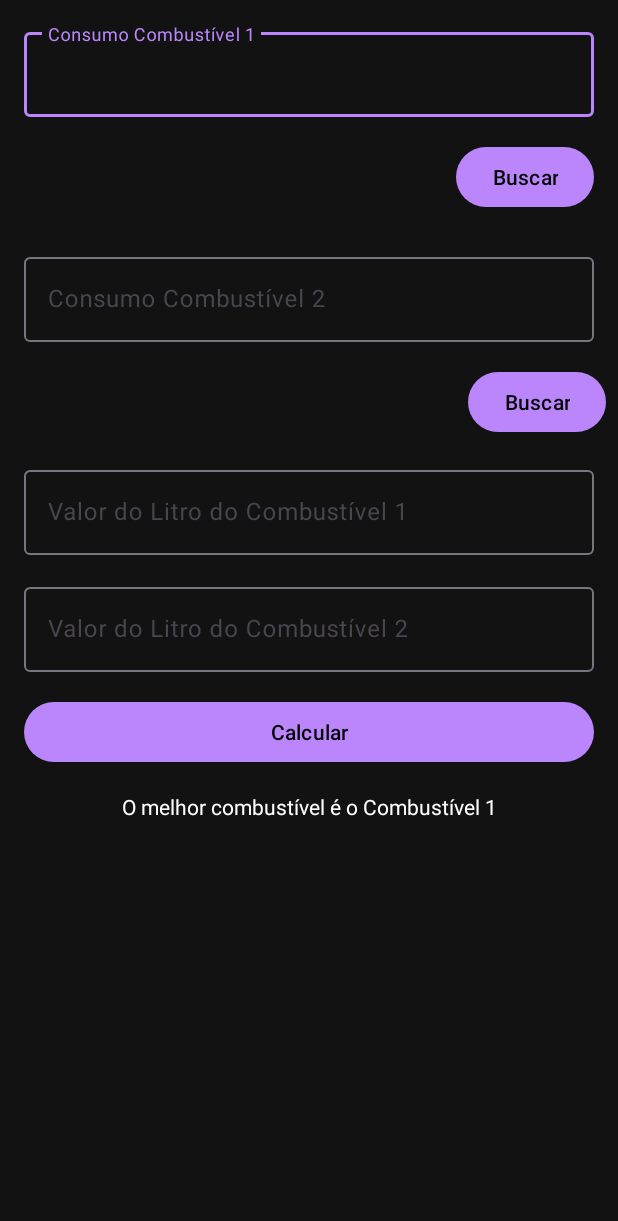
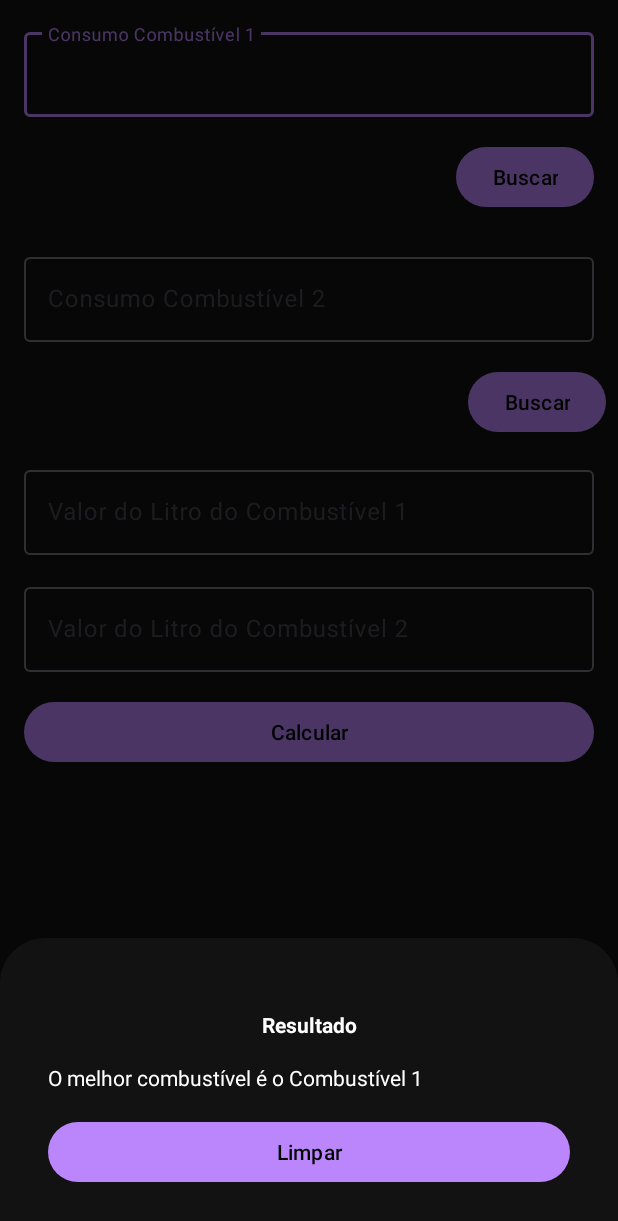
Before and after one commit to DouglasValerio/FlexCalculator, an Android app: the screen it shows after launch (MainActivity), after a tap on "Calcular", on a phone screen of 412 x 824 dp. Shown: the top 1221 px of the screen. Run offline under Robolectric (Android 15) with nearby library versions, the phone set to English and light mode, and no system bars.

Commit message:
add bottom sheet to display the results

```diff
--- a/app/src/main/java/info/codementor/flexcalculator/MainActivity.kt
+++ b/app/src/main/java/info/codementor/flexcalculator/MainActivity.kt
@@ -7,8 +7,10 @@ import android.view.inputmethod.InputMethodManager
 import androidx.activity.result.contract.ActivityResultContracts
 import androidx.appcompat.app.AppCompatActivity
 import androidx.lifecycle.ViewModelProvider
+import com.google.android.material.bottomsheet.BottomSheetDialog
 import com.google.android.material.textfield.TextInputEditText
 import info.codementor.flexcalculator.databinding.ActivityMainBinding
+import info.codementor.flexcalculator.databinding.BottomSheetLayoutBinding
 
 class MainActivity : AppCompatActivity() {
     private lateinit var binding: ActivityMainBinding
@@ -32,7 +34,7 @@ class MainActivity : AppCompatActivity() {
                 binding.compareFuelPriceInputField.text.toString(),
             )
             hideKeyboardAndClearFocus(this)
-            binding.resultTextView.text = evaluateBestFuel(viewModel.fuel)
+            showBottomSheet(evaluateBestFuel(viewModel.fuel))
         }
 
 
@@ -54,7 +56,7 @@ class MainActivity : AppCompatActivity() {
         }
     }
 
-    private fun evaluateBestFuel(fuel: Fuel): CharSequence? {
+    private fun evaluateBestFuel(fuel: Fuel): String {
 
       val result= if(fuel == Fuel.BASE) {
             "O melhor combustível é o $fuelBaseLabel"
@@ -89,5 +91,22 @@ class MainActivity : AppCompatActivity() {
             }
         }
 
+    private  fun showBottomSheet(result: String){
+        val dialog = BottomSheetDialog(this, R.style.BottomSheetDialog)
+        val sheetBiding: BottomSheetLayoutBinding = BottomSheetLayoutBinding.inflate(layoutInflater, null, false)
+        sheetBiding.clearButton.setOnClickListener {
+            binding.baseFuelInputField.setText("")
+            binding.compareFuelInputField.setText("")
+            binding.baseFuelPriceInputField.setText("")
+            binding.compareFuelPriceInputField.setText("")
+            dialog.dismiss()
+        }
+
+        dialog.setContentView(sheetBiding.root)
+        sheetBiding.resultTextView.text = result
+
+        dialog.show()
+    }
+
 
 }
--- /dev/null
+++ b/app/src/main/res/drawable/dialog_bg.xml
@@ -0,0 +1,17 @@
+<?xml version="1.0" encoding="utf-8"?>
+<shape xmlns:android="http://schemas.android.com/apk/res/android">
+
+    <solid
+        android:color="?android:attr/windowBackground"/>
+
+    <corners
+        android:topLeftRadius="30dp"
+        android:topRightRadius="30dp"
+        />
+    <padding
+        android:left="10dp"
+        android:right="10dp"
+        android:top="10dp"
+        android:bottom="10dp"/>
+
+</shape>
--- a/app/src/main/res/layout/activity_main.xml
+++ b/app/src/main/res/layout/activity_main.xml
@@ -12,15 +12,6 @@
         android:layout_width="match_parent"
         android:layout_height="match_parent">
 
-        <TextView
-            android:id="@+id/resultTextView"
-            android:layout_width="wrap_content"
-            android:layout_height="wrap_content"
-            android:layout_marginTop="16dp"
-            android:text="Resultado"
-            app:layout_constraintEnd_toEndOf="@+id/evaluateBestFuelButton"
-            app:layout_constraintStart_toStartOf="@+id/evaluateBestFuelButton"
-            app:layout_constraintTop_toBottomOf="@+id/evaluateBestFuelButton" />
 
         <com.google.android.material.textfield.TextInputLayout
             android:id="@+id/baseFuelInputContainer"
@@ -40,6 +31,7 @@
                 android:inputType="numberDecimal"
                 android:imeOptions="actionDone"
                 android:textColor="?android:textColor"
+                android:textColorHint="?android:textColorHint"
                 android:hint="Consumo Combustível 1" />
 
         </com.google.android.material.textfield.TextInputLayout>
--- /dev/null
+++ b/app/src/main/res/layout/bottom_sheet_layout.xml
@@ -0,0 +1,32 @@
+<?xml version="1.0" encoding="utf-8"?>
+
+    <LinearLayout xmlns:android="http://schemas.android.com/apk/res/android"
+        android:orientation="vertical"
+    android:id="@+id/bottomSheetLayout"
+        android:layout_width="match_parent"
+        android:layout_height="wrap_content"
+        android:background="@drawable/dialog_bg"
+    android:padding="32dp"
+        >
+
+    <TextView
+        android:id="@+id/resultTextViewTitle"
+        android:layout_width="match_parent"
+        android:layout_height="wrap_content"
+        android:layout_marginTop="16dp"
+        android:text="Resultado"
+        android:textAlignment="center"
+        android:textStyle="bold" />
+        <TextView
+            android:id="@+id/resultTextView"
+            android:layout_width="match_parent"
+            android:layout_height="wrap_content"
+            android:layout_marginTop="16dp"
+            />
+    <Button
+        android:id="@+id/clearButton"
+        android:layout_width="match_parent"
+        android:layout_height="wrap_content"
+        android:layout_marginTop="16dp"
+        android:text="Limpar"/>
+    </LinearLayout>
--- a/app/src/main/res/layout/fuel_option_item.xml
+++ b/app/src/main/res/layout/fuel_option_item.xml
@@ -10,12 +10,12 @@
         android:layout_width="match_parent"
         android:layout_height="wrap_content"
         android:textSize="18sp"
-        android:textColor="#000000" />
+        android:textColor="?android:attr/textColor" />
 
     <TextView
         android:id="@+id/item_subtitle"
         android:layout_width="match_parent"
         android:layout_height="wrap_content"
         android:textSize="14sp"
-        android:textColor="#666666" />
+        android:textColor="?android:attr/textColor"  />
 </LinearLayout>
--- a/app/src/main/res/values/themes.xml
+++ b/app/src/main/res/values/themes.xml
@@ -25,10 +25,19 @@
         <item name="colorPrimaryVariant">@color/colorPrimaryDarkVariant</item>
         <item name="android:textColor">@color/colorOnPrimaryLight</item>
         <item name="android:textColorHint">@color/colorOnPrimaryLight</item>
+        <item name="android:textColorHighlight">@color/colorOnPrimaryLight</item>
         <item name="colorOnPrimary">@color/colorOnPrimaryDark</item>
         <item name="colorSecondary">@color/colorSecondaryDark</item>
         <item name="colorSecondaryVariant">@color/colorSecondaryDarkVariant</item>
         <item name="colorOnSecondary">@color/colorOnSecondaryDark</item>
         <item name="android:windowBackground">@color/windowBackgroundDark</item>
     </style>
+
+    <style name="BottomSheetDialog" parent="Theme.Design.BottomSheetDialog">
+        <item name="bottomSheetStyle">@style/BottomSheetDialogStyle</item>
+    </style>
+
+    <style name="BottomSheetDialogStyle" parent="Widget.Design.BottomSheet.Modal">"
+        <item name="android:background">@android:color/transparent</item>
+    </style>
 </resources>
```
